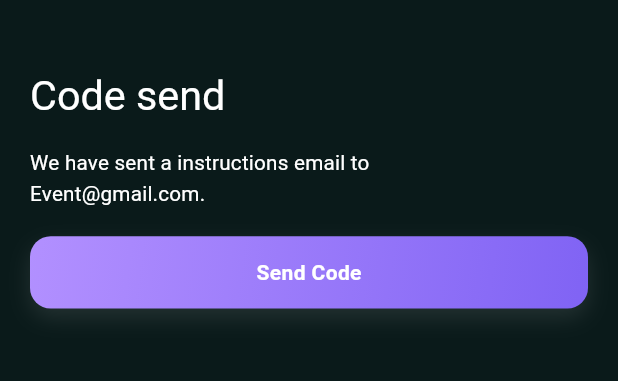
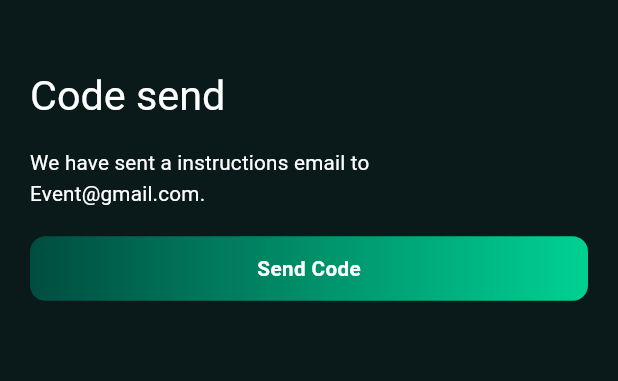
Before and after one commit to Mohosin075/truckcalc-freight2you-app, a Flutter app: the CodeSend screen opened by its route, on a phone screen of 412 x 824 dp, the part 66-447 px from its top. Run offline on Flutter 3.47's test engine with Material 3 defaults, Android fonts, the phone set to English and light mode, and no system bars; our stand-ins replace cached_network_image, carousel_slider, dio, firebase_core, firebase_messaging, flutter_local_notifications and 13 more; missing offline and left inert: flutter_polyline_points; accounts and stored records are empty.

Commit message:
solve background issue

```diff
--- a/lib/View/Widgets/CustomButton.dart
+++ b/lib/View/Widgets/CustomButton.dart
@@ -5,67 +5,59 @@
   final String buttonName;
   final VoidCallback? onPressed;
   final bool isLoading;
+  final Color? textColor;
+  final List<Color>? gradientColors;
+  final Color? backgroundColor;
 
   const CustomButton({
     super.key,
     required this.buttonName,
     this.onPressed,
     this.isLoading = false,
+    this.textColor,
+    this.gradientColors,
+    this.backgroundColor,
   });
 
   @override
   Widget build(BuildContext context) {
-    final isDark = Theme.of(context).brightness == Brightness.dark;
-
     return Material(
       color: Colors.transparent,
       child: InkWell(
-        borderRadius: BorderRadius.circular(16.r),
-        splashColor: const Color(0xFFCC18CA).withOpacity(0.3),
-        highlightColor: const Color(0xFFCC18CA).withOpacity(0.1),
-        onTap: onPressed,
+        borderRadius: BorderRadius.circular(12.r),
+        onTap: isLoading ? null : onPressed,
         child: Container(
-          height: 56.h,
+          height: 50.h,
           width: double.infinity,
           decoration: BoxDecoration(
-            gradient: const LinearGradient(
-              colors: [
-                Color(0xFFB290FF),
-                Color(0xFF8063F4),
-              ],
-              begin: Alignment.topLeft,
-              end: Alignment.bottomRight,
-            ),
-            borderRadius: BorderRadius.circular(16.r),
-            boxShadow: [
-              BoxShadow(
-                color: isDark
-                    ? Colors.white.withOpacity(0.1)
-                    : Colors.black.withOpacity(0.15),
-                blurRadius: 12,
-                offset: const Offset(0, 6),
-                spreadRadius: 0,
-              ),
-            ],
+            color: backgroundColor,
+            gradient: backgroundColor == null
+                ? LinearGradient(
+                    colors: gradientColors ?? [const Color(0xFF004D40), const Color(0xFF00D193)],
+                    begin: Alignment.centerLeft,
+                    end: Alignment.centerRight,
+                  )
+                : null,
+            borderRadius: BorderRadius.circular(12.r),
           ),
           child: Center(
             child: isLoading
                 ? SizedBox(
-                    height: 24.h,
-                    width: 24.h,
-                    child: const CircularProgressIndicator(
-                      color: Colors.white,
-                      strokeWidth: 3,
+                    height: 20.h,
+                    width: 20.h,
+                    child: CircularProgressIndicator(
+                      color: textColor ?? Colors.white,
+                      strokeWidth: 2,
                     ),
                   )
                 : Text(
-              buttonName,
-              style: TextStyle(
-                fontSize: 14.sp.clamp(14, 16),
-                fontWeight: FontWeight.w700,
-                color: Colors.white,
-              ),
-            ),
+                    buttonName,
+                    style: TextStyle(
+                      fontSize: 16.sp,
+                      fontWeight: FontWeight.bold,
+                      color: textColor ?? Colors.white,
+                    ),
+                  ),
           ),
         ),
       ),
```
Also changed, not shown: lib/View/Widgets/app_background.dart (+47 -15 lines).
